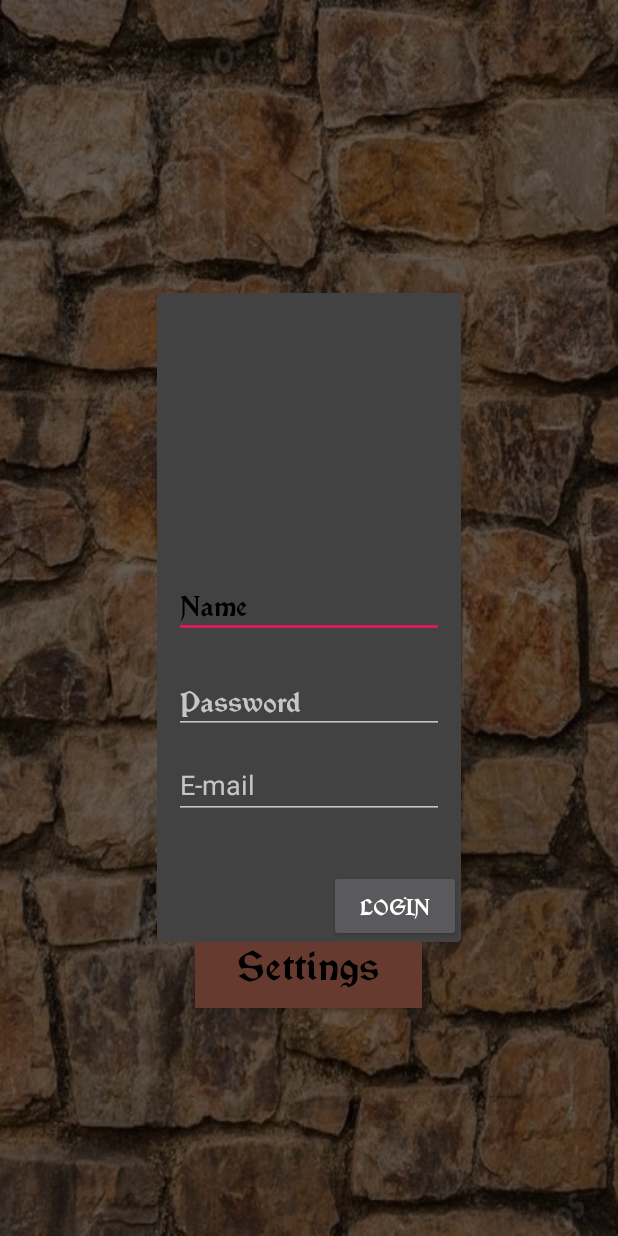
After one commit to duddoser/ProjectGame, an Android app: the fragment LoginFragment placed in its activity, on a phone screen of 412 x 824 dp. The commit adds this screen. Run offline under Robolectric (Android 15) with nearby library versions, the phone set to English and light mode, and no system bars.

Commit message:
Added LoginFragment

```diff
--- /dev/null
+++ b/app/src/main/java/com/example/projectgame/LoginFragment.java
@@ -0,0 +1,47 @@
+package com.example.projectgame;
+
+
+import android.content.DialogInterface;
+import android.os.Bundle;
+
+import androidx.fragment.app.DialogFragment;
+import androidx.fragment.app.Fragment;
+
+import android.util.Log;
+import android.view.LayoutInflater;
+import android.view.View;
+import android.view.ViewGroup;
+import android.widget.Button;
+
+
+public class LoginFragment extends DialogFragment implements View.OnClickListener {
+    View view;
+
+    @Override
+    public View onCreateView(LayoutInflater inflater, ViewGroup container,
+                             Bundle savedInstanceState) {
+        view = inflater.inflate(R.layout.fragment_login, container, false);
+        Button btnLogin = view.findViewById(R.id.login_button);
+        btnLogin.setOnClickListener(new View.OnClickListener() {
+            @Override
+            public void onClick(View v) {
+                dismiss();
+            }
+        });
+
+        return view;
+    }
+
+    public void onDismiss(DialogInterface dialog) {
+        super.onDismiss(dialog);
+    }
+
+    public void onCancel(DialogInterface dialog) {
+        super.onCancel(dialog);
+    }
+
+    @Override
+    public void onClick(View v) {
+
+    }
+}
--- a/app/src/main/java/com/example/projectgame/StartFragment.java
+++ b/app/src/main/java/com/example/projectgame/StartFragment.java
@@ -34,6 +34,7 @@
     public void onClick(View v) {
         if (v == startButton){
             musicPlayer.stopPlaying();
+            //((NavigationHost) getActivity()).navigateTo(new LoginFragment(), true);
             ((NavigationHost) getActivity()).navigateTo(new GameFragment(), true);
         }
 
--- /dev/null
+++ b/app/src/main/res/layout/fragment_login.xml
@@ -0,0 +1,59 @@
+<?xml version="1.0" encoding="utf-8"?>
+<androidx.constraintlayout.widget.ConstraintLayout xmlns:android="http://schemas.android.com/apk/res/android"
+    xmlns:app="http://schemas.android.com/apk/res-auto"
+    xmlns:tools="http://schemas.android.com/tools"
+    android:layout_width="match_parent"
+    android:layout_height="match_parent"
+    tools:context=".LoginFragment">
+
+    <EditText
+        android:id="@+id/name"
+        android:layout_width="180dp"
+        android:layout_height="wrap_content"
+        android:layout_marginTop="185dp"
+        android:ems="10"
+        android:fontFamily="@font/myfont"
+        android:inputType="textPersonName"
+        android:text="@string/name"
+        android:textColor="@color/colorPrimaryDark"
+        app:layout_constraintEnd_toEndOf="parent"
+        app:layout_constraintStart_toStartOf="parent"
+        app:layout_constraintTop_toTopOf="parent" />
+
+    <EditText
+        android:id="@+id/password"
+        android:layout_width="180dp"
+        android:layout_height="wrap_content"
+        android:layout_marginTop="19dp"
+        android:ems="10"
+        android:fontFamily="@font/myfont"
+        android:hint="@string/password"
+        android:inputType="textPassword"
+        app:layout_constraintEnd_toEndOf="parent"
+        app:layout_constraintStart_toStartOf="parent"
+        app:layout_constraintTop_toBottomOf="@+id/name" />
+
+    <EditText
+        android:id="@+id/email"
+        android:layout_width="180dp"
+        android:layout_height="wrap_content"
+        android:layout_marginTop="11dp"
+        android:ems="10"
+        android:inputType="textEmailAddress"
+        android:hint="@string/email"
+        app:layout_constraintEnd_toEndOf="parent"
+        app:layout_constraintStart_toStartOf="parent"
+        app:layout_constraintTop_toBottomOf="@+id/password" />
+
+    <Button
+        android:id="@+id/login_button"
+        android:layout_width="wrap_content"
+        android:layout_height="wrap_content"
+        android:layout_marginStart="103dp"
+        android:fontFamily="@font/myfont"
+        android:layout_marginLeft="103dp"
+        android:layout_marginTop="34dp"
+        android:text="@string/login"
+        app:layout_constraintStart_toStartOf="@+id/email"
+        app:layout_constraintTop_toBottomOf="@+id/email" />
+</androidx.constraintlayout.widget.ConstraintLayout>
--- a/app/src/main/res/values/strings.xml
+++ b/app/src/main/res/values/strings.xml
@@ -2,6 +2,10 @@
     <string name="app_name">Project Game</string>
     <string name="start_button">Start</string>
     <string name="settings_button">Settings</string>
+    <string name="name">Name</string>
+    <string name="password">Password</string>
+    <string name="email">E-mail</string>
+    <string name="login">Login</string>
     <string name="google_maps_key">AIzaSyAeYuBs3a_jNV76ZmQ2FYEPkcM3u_zXwUc</string>
 
     <!-- TODO: Remove or change this placeholder text -->
```
